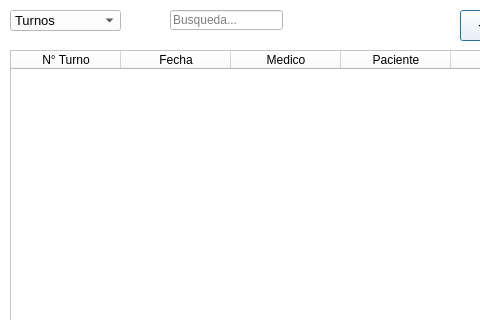
First picture: the form in View/vistaTurnos.ui, repository BermudezK/consultsoft, before the edit; both pictures show x 0 to 480 and y 0 to 320 of the 600 by 560 pixel window.
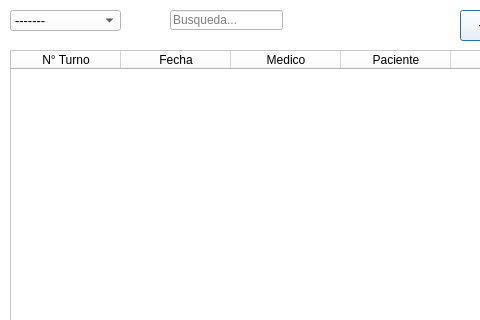
Second picture: the form after the edit. Icons and pictures are not drawn.

Commit message: Filtro de inicio agregado

The edit to the form file:
```diff
--- a/View/vistaTurnos.ui
+++ b/View/vistaTurnos.ui
@@ -137,6 +137,11 @@
      <pointsize>10</pointsize>
     </font>
    </property>
+   <item>
+    <property name="text">
+     <string>-------</string>
+    </property>
+   </item>
    <item>
     <property name="text">
      <string>Turnos</string>
```
The commit also changes 2 other files.
